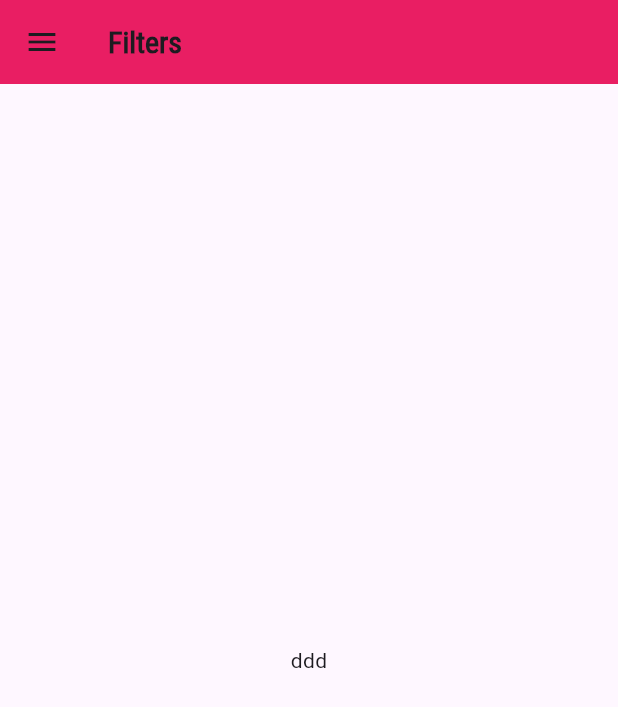
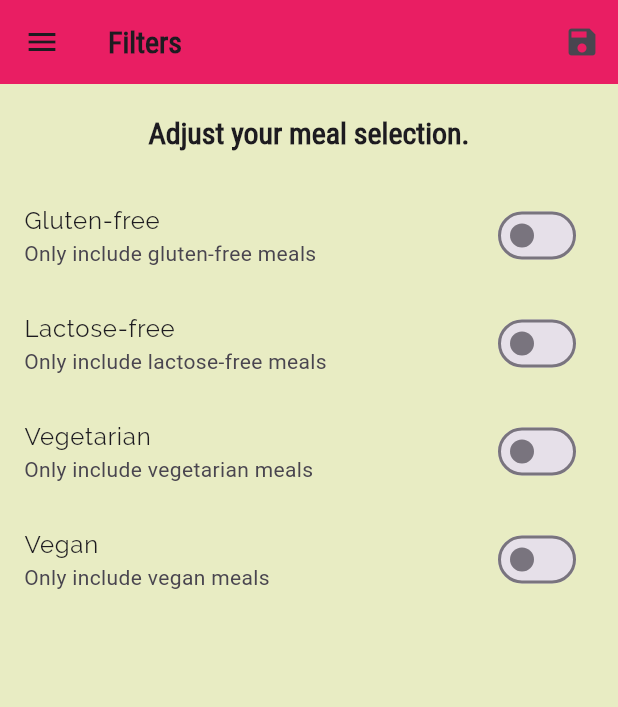
Before and after one commit to pinchbv/o-reilly-course-meals-app-flutter, a Flutter app: the FilterScreen screen opened by its route, on a phone screen of 412 x 824 dp. Shown: the top 707 px of the screen. Run offline on Flutter 3.47's test engine with Material 3 defaults, Android fonts, the phone set to English and light mode, and no system bars.

Commit message:
set filters and logic

```diff
--- a/lib/main.dart
+++ b/lib/main.dart
@@ -1,15 +1,52 @@
 import 'package:flutter/material.dart';
+import 'package:meals_app/dummy_data.dart';
 import 'package:meals_app/screens/categories_screen.dart';
 import 'package:meals_app/screens/category_meals_screen.dart';
 import 'package:meals_app/screens/filters_screen.dart';
 import 'package:meals_app/screens/meal_detail_screen.dart';
 import 'package:meals_app/screens/tabs_screen.dart';
 
+import 'models/meal.dart';
+
 void main() => runApp(MyApp());
 
-class MyApp extends StatelessWidget {
+class MyApp extends StatefulWidget {
   const MyApp({super.key});
 
+  @override
+  State<MyApp> createState() => _MyAppState();
+}
+
+class _MyAppState extends State<MyApp> {
+  Map<String, bool> _filters = {
+    'gluten': false,
+    'lactose': false,
+    'vegan': false,
+    'vegetarian': false,
+  };
+  List<Meal> _availableMeals = DUMMY_MEALS;
+
+  void _setFilters(Map<String, bool> filterData){
+    setState(() {
+      _filters = filterData;
+
+      _availableMeals = DUMMY_MEALS.where((meal) {
+        if(_filters['gluten']! && !meal.isGlutenFree){
+          return false;
+        }
+        if(_filters['lactose']! && !meal.isLactoseFree){
+          return false;
+        }
+        if(_filters['vegan']! && !meal.isVegan){
+          return false;
+        }
+        if(_filters['vegetarian']! && !meal.isVegetarian){
+          return false;
+        }
+        return true;
+      }).toList();
+    });
+  }
   @override
   Widget build(BuildContext context) {
     return MaterialApp(
@@ -28,9 +65,9 @@ class MyApp extends StatelessWidget {
               ))),
       routes: {
         '/': (ctx) => const TabScreen(),
-        CategoryMealsScreen.routeName: (ctx) => CategoryMealsScreen(),
+        CategoryMealsScreen.routeName: (ctx) => CategoryMealsScreen(_availableMeals),
         MealDetailScreen.routeName: (ctx) => MealDetailScreen(),
-        FilterScreen.routeName: (ctx) => FilterScreen()
+        FilterScreen.routeName: (ctx) => FilterScreen( saveFilters: _setFilters,)
       },
       onUnknownRoute: (settings) {
         return MaterialPageRoute(builder: (ctx) => CategoriesScreen());
--- a/lib/screens/category_meals_screen.dart
+++ b/lib/screens/category_meals_screen.dart
@@ -6,6 +6,10 @@ import '../models/meal.dart';
 
 class CategoryMealsScreen extends StatefulWidget {
   static const routeName = '/category-meals';
+
+  final List<Meal> availableMeals;
+
+  CategoryMealsScreen(this.availableMeals, {super.key});
 
   @override
   State<CategoryMealsScreen> createState() => _CategoryMealsScreenState();
@@ -19,18 +23,17 @@ class _CategoryMealsScreenState extends State<CategoryMealsScreen> {
   @override
   void didChangeDependencies() {
     if (!_loadedInitData) {
-      final routeArgs =
-          ModalRoute.of(context)?.settings.arguments as Map<String, String>;
+      final routeArgs = ModalRoute.of(context)?.settings.arguments as Map<String, String>;
       categoryTitle = routeArgs['title'];
       final categoryId = routeArgs['id'];
-      displayMeals = DUMMY_MEALS.where((meal) {
+      displayMeals = widget.availableMeals.where((meal) {
         return meal.categories.contains(categoryId);
       }).toList();
       _loadedInitData = true;
     }
-
     super.didChangeDependencies();
   }
+
 
   void _removeMeal(String mealId) {
     setState(() {
--- a/lib/screens/filters_screen.dart
+++ b/lib/screens/filters_screen.dart
@@ -1,10 +1,31 @@
 import 'package:flutter/material.dart';
 import 'package:meals_app/widgets/main_drawer.dart';
 
-class FilterScreen extends StatelessWidget {
-  const FilterScreen({super.key});
+class FilterScreen extends StatefulWidget {
+  static const routeName = "filter";
+  final Function saveFilters;
 
-  static const routeName = "filter";
+  const FilterScreen({super.key, required this.saveFilters});
+
+  @override
+  State<FilterScreen> createState() => _FilterScreenState();
+}
+
+class _FilterScreenState extends State<FilterScreen> {
+  bool _glutenFree = false;
+  bool _vegetarian = false;
+  bool _vegan = false;
+  bool _lactoseFree = false;
+
+  Widget _buildSwitchListTitle(String title, String description,
+      bool currentValue, Function(bool) updateValue) {
+    return SwitchListTile(
+      value: currentValue,
+      onChanged: updateValue,
+      title: Text(title),
+      subtitle: Text(description),
+    );
+  }
 
   @override
   Widget build(BuildContext context) {
@@ -13,10 +34,68 @@ class FilterScreen extends StatelessWidget {
       appBar: AppBar(
         backgroundColor: theme.primaryColor,
         title: Text("Filters"),
+        actions: [
+          IconButton(onPressed: () {
+            final selectedFilters = {
+              'gluten': _glutenFree,
+              'lactose': _lactoseFree,
+              'vegan': _vegan,
+              'vegetarian': _vegetarian,
+            };
+            widget.saveFilters(selectedFilters);
+          }, icon: const Icon(Icons.save))
+        ],
       ),
-        drawer: MainDrawer(),
-      body: Center(
-        child: Text("ddd"),
+      drawer: MainDrawer(),
+      body: Container(
+        color: theme.canvasColor,
+        child: Column(
+          children: [
+            Container(
+              padding: EdgeInsets.all(20),
+              child: Text(
+                'Adjust your meal selection.',
+                style: theme.textTheme.titleLarge,
+              ),
+            ),
+            Expanded(
+                child: ListView(
+                  children: [
+                    _buildSwitchListTitle(
+                        'Gluten-free',
+                        'Only include gluten-free meals', _glutenFree, (
+                        newValue) {
+                      setState(() {
+                        _glutenFree = newValue;
+                      });
+                    }),
+                    _buildSwitchListTitle(
+                        'Lactose-free',
+                        'Only include lactose-free meals', _lactoseFree, (
+                        newValue) {
+                      setState(() {
+                        _lactoseFree = newValue;
+                      });
+                    }),
+                    _buildSwitchListTitle(
+                        'Vegetarian',
+                        'Only include vegetarian meals', _vegetarian, (
+                        newValue) {
+                      setState(() {
+                        _vegetarian = newValue;
+                      });
+                    }),
+                    _buildSwitchListTitle(
+                        'Vegan',
+                        'Only include vegan meals', _vegan, (newValue) {
+                      setState(() {
+                        _vegan = newValue;
+                      });
+                    }),
+                  ],
+                ))
+          ],
+        ),
       ),
     );
   }
```
Also changed, not shown: lib/widgets/category_item.dart (+5 -11 lines).
